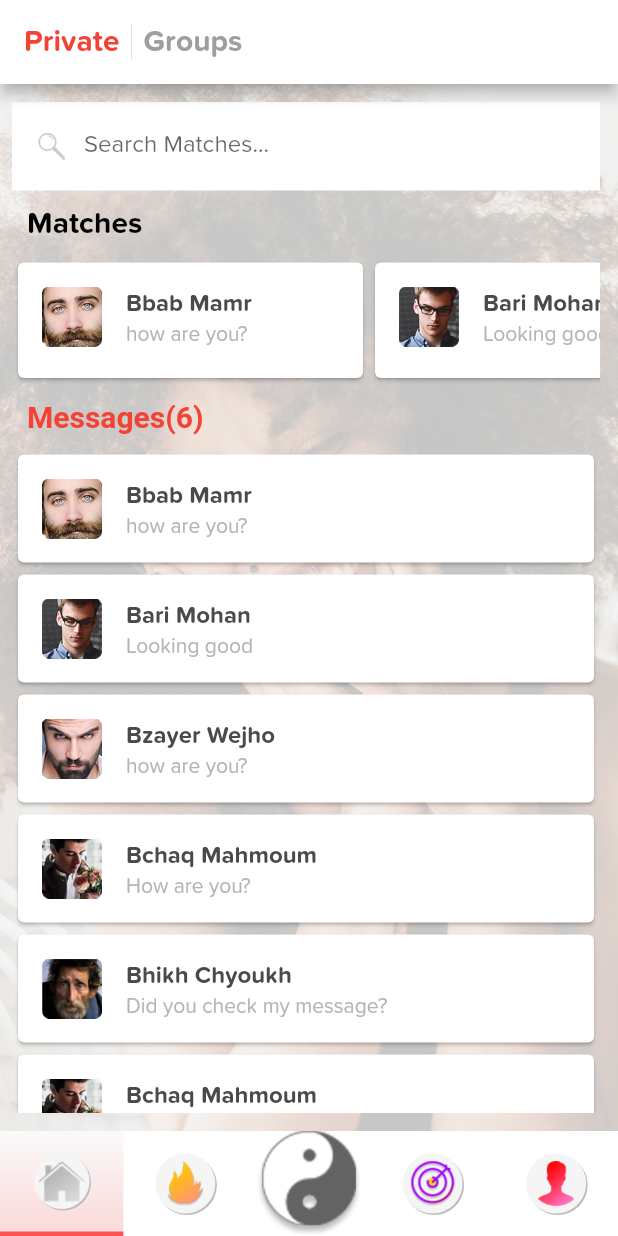
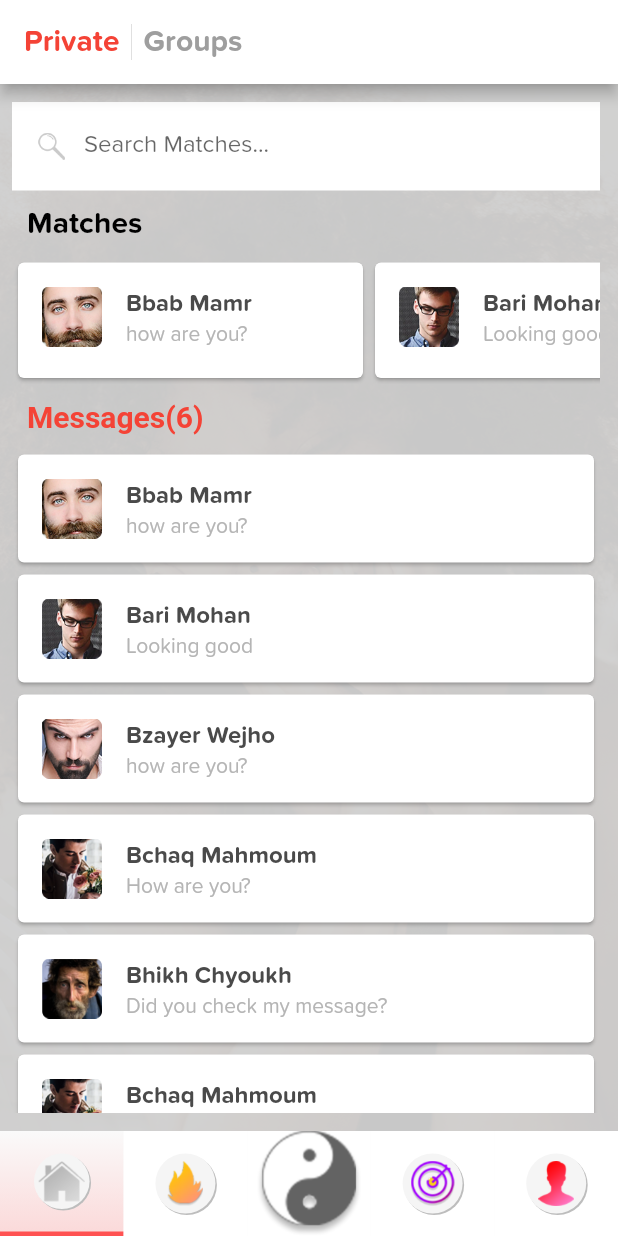
Before and after one commit to Sigilai5/YingYang, a Flutter app: the screen it shows after launch, on a phone screen of 412 x 824 dp. Run offline on Flutter 3.47's test engine with Material 2 defaults, Android fonts, the phone set to English and light mode, and no system bars; our stand-ins replace hexcolor; Roboto replaces fonts that are missing (Arial).

Commit message:
removed bottom padding for expanded widget

```diff
--- a/lib/modules/private.dart
+++ b/lib/modules/private.dart
@@ -20,6 +20,7 @@ class _DashboardState extends State<Private> {
       theme: ThemeData(
           fontFamily: 'Proxima', appBarTheme: AppBarTheme(color: Colors.white)),
       home: Scaffold(
+        resizeToAvoidBottomPadding: false,
         appBar: AppBar(
             title: IntrinsicHeight(
               child: Row(
@@ -54,7 +55,10 @@ class _DashboardState extends State<Private> {
           decoration: BoxDecoration(
             image: DecorationImage(
                 image: AssetImage("assets/images/background.png"),
-                  fit: BoxFit.cover)),
+                fit: BoxFit.cover,
+                colorFilter: ColorFilter.mode(
+                    Colors.black.withOpacity(0.2), BlendMode.dstATop)),
+          ),
           child: Padding(
             padding:
             const EdgeInsets.only(left: 8, right: 12, top: 12, bottom: 12),
@@ -93,7 +97,9 @@ class _DashboardState extends State<Private> {
               ),
               Container(
                 height: 85,
-                child: Expanded(
+                child: Column(
+                  children: [
+                    Expanded(
                         child: Container(
                           child: ListView.builder(
                             // This next line does the trick.
@@ -115,8 +121,8 @@ class _DashboardState extends State<Private> {
                                           subtitle: Text(
                                             subtitles[i],
                                             overflow: TextOverflow.ellipsis,
-                                    style:
-                                        TextStyle(color: Hexcolor('#b5b5b5')),
+                                            style: TextStyle(
+                                                color: Hexcolor('#b5b5b5')),
                                           ),
                                           leading: Image.asset(
                                             leadings[i],
@@ -130,6 +136,8 @@ class _DashboardState extends State<Private> {
                                 );
                               }),
                         )),
+                  ],
+                ),
               ),
               Row(
                 children: <Widget>[
```
Lines whose indentation alone changed are shown as unchanged.
